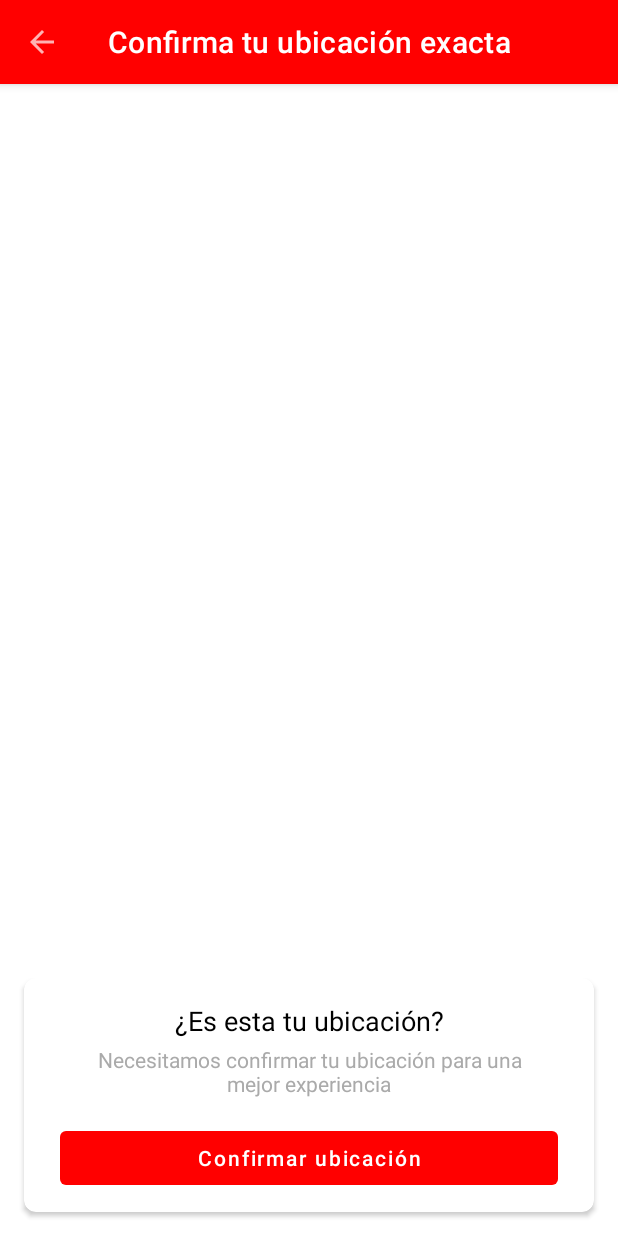
After one commit to nicolasbalparda/location-based-api-rest, an Android app: the MapsActivity screen opened directly, with no data from a screen before it, on a phone screen of 412 x 824 dp. The commit adds this screen. Run offline under Robolectric (Android 15) with nearby library versions, the phone set to English and light mode, and no system bars; 1 statement that could not run was skipped.

Commit message:
Change user location / show nearby restaurants

```diff
--- a/app/build.gradle
+++ b/app/build.gradle
@@ -33,6 +33,7 @@ dependencies {
     androidTestImplementation 'androidx.test.espresso:espresso-core:3.2.0'
 
     def location_version = '17.0.0'
+    def maps_version = '17.0.0'
     def lifecycle_version = '2.1.0'
     def retrofit_version = '2.6.1'
     def material_version = '1.1.0-alpha10'
@@ -54,4 +55,7 @@ dependencies {
     // Picasso
     implementation "com.squareup.picasso:picasso:$picasso_version"
 
+    // Maps
+    implementation "com.google.android.gms:play-services-maps:$maps_version"
+
 }
--- /dev/null
+++ b/app/src/debug/res/values/google_maps_api.xml
@@ -0,0 +1,3 @@
+<resources>
+    <string name="google_maps_key" templateMergeStrategy="preserve" translatable="false">AIzaSyAk_b3zMprHjic1j9pGHc3TNrtLKVseNO8</string>
+</resources>
--- /dev/null
+++ b/app/src/main/java/com/geermank/restaurants/ui/MapsActivity.kt
@@ -0,0 +1,191 @@
+package com.geermank.restaurants.ui
+
+import android.app.Activity
+import android.content.Intent
+import androidx.appcompat.app.AppCompatActivity
+import android.os.Bundle
+import android.view.MenuItem
+import android.view.View
+import android.widget.Toast
+import com.geermank.restaurants.R
+import com.geermank.restaurants.repository.models.Restaurant
+import com.geermank.restaurants.utils.Constants
+import com.geermank.restaurants.utils.MoshiUtils
+
+import com.google.android.gms.maps.CameraUpdateFactory
+import com.google.android.gms.maps.GoogleMap
+import com.google.android.gms.maps.OnMapReadyCallback
+import com.google.android.gms.maps.SupportMapFragment
+import com.google.android.gms.maps.model.BitmapDescriptorFactory
+import com.google.android.gms.maps.model.LatLng
+import com.google.android.gms.maps.model.Marker
+import com.google.android.gms.maps.model.MarkerOptions
+import kotlinx.android.synthetic.main.activity_maps.*
+
+class MapsActivity : AppCompatActivity(), OnMapReadyCallback {
+
+    private lateinit var mMap: GoogleMap
+    private var userMarker: Marker? = null
+
+    private lateinit var restaurants: List<Restaurant?>
+
+    private var userLatitude: Double = 0.0
+    private var userLongitude: Double = 0.0
+
+    private var allowUserToChangeLocation = false
+
+    override fun onCreate(savedInstanceState: Bundle?) {
+        super.onCreate(savedInstanceState)
+        setContentView(R.layout.activity_maps)
+
+        initRestaurants()
+        initUserLocation()
+
+        allowUserToChangeLocation = !::restaurants.isInitialized
+        showChangeLocationCard()
+
+        toolbarSetUp()
+
+        val mapFragment = supportFragmentManager
+            .findFragmentById(R.id.map) as SupportMapFragment
+        mapFragment.getMapAsync(this)
+
+        btn_confirm_location.setOnClickListener {
+           val resultIntent = Intent()
+            resultIntent.putExtra(Constants.EXTRA_USER_LATITUDE,userLatitude)
+            resultIntent.putExtra(Constants.EXTRA_USER_LONGITUDE,userLongitude)
+
+            setResult(Activity.RESULT_OK, resultIntent)
+            finish()
+        }
+
+    }
+
+    private fun toolbarSetUp(){
+        setSupportActionBar(toolbar)
+
+        val title = if (allowUserToChangeLocation) {
+            getString(R.string.maps_activity_title_confirm_exact_location)
+        } else {
+            getString(R.string.maps_activity_title_nearby_restaurants)
+        }
+        supportActionBar?.title = title
+        supportActionBar?.setDisplayHomeAsUpEnabled(true)
+
+    }
+
+    private fun initRestaurants(){
+        if (intent.extras!!.containsKey(Constants.EXTRA_RESTAURANTS)){
+            val serializedRestaurants = intent.getStringExtra(Constants.EXTRA_RESTAURANTS)
+            restaurants = deserializeRestaurants(serializedRestaurants)
+        }
+    }
+
+    private fun initUserLocation(){
+        userLatitude = intent.getDoubleExtra(Constants.EXTRA_USER_LATITUDE,0.0)
+        userLongitude = intent.getDoubleExtra(Constants.EXTRA_USER_LONGITUDE,0.0)
+    }
+
+    private fun deserializeRestaurants(restaurants: String): List<Restaurant?>{
+        val adapter = MoshiUtils.restaurantsAdapter()
+        return adapter.fromJson(restaurants)!!
+    }
+
+    private fun showChangeLocationCard(){
+        if (allowUserToChangeLocation){
+            card_confirm_location.visibility = View.VISIBLE
+        }else{
+            card_confirm_location.visibility = View.GONE
+        }
+    }
+
+    /**
+     * Manipulates the map once available.
+     * This callback is triggered when the map is ready to be used.
+
+     * If Google Play services is not installed on the device, the user will be prompted to install
+     * it inside the SupportMapFragment. This method will only be triggered once the user has
+     * installed Google Play services and returned to the app.
+     */
+    override fun onMapReady(googleMap: GoogleMap) {
+        mMap = googleMap
+
+        addRestaurantMarkers()
+        val userLocation = addUserPositionMarker()
+
+        val zoomValue = if (allowUserToChangeLocation){
+            18.0f
+        }else{
+            14.0f
+        }
+
+        mMap.animateCamera(CameraUpdateFactory.newLatLngZoom(userLocation,zoomValue))
+
+        setMapMoveListener()
+    }
+
+    private fun addRestaurantMarkers(){
+
+        if (!::restaurants.isInitialized){
+            return
+        }
+
+        restaurants.forEach{ restaurant ->
+
+            val coordinates = getCoordinates(restaurant!!.coordinates)
+            val point = LatLng(coordinates[0],coordinates[1])
+
+            mMap.addMarker(MarkerOptions().position(point).title(restaurant.name))
+        }
+
+    }
+
+    private fun addUserPositionMarker(): LatLng{
+
+        val userLocation = LatLng(userLatitude,userLongitude)
+
+        if (!allowUserToChangeLocation){
+            userMarker = mMap.addMarker(
+                MarkerOptions().position(userLocation)
+                    .title(getString(R.string.your_location))
+                    .icon(BitmapDescriptorFactory.defaultMarker(BitmapDescriptorFactory.HUE_BLUE))
+            )
+        }
+
+        return userLocation
+
+    }
+
+    private fun setMapMoveListener(){
+
+        if (!allowUserToChangeLocation) return
+
+        iv_selected_location.visibility = View.VISIBLE
+
+        mMap.setOnCameraMoveListener {
+            userMarker?.remove()
+        }
+
+        mMap.setOnCameraIdleListener {
+            userLatitude = mMap.cameraPosition.target.latitude
+            userLongitude = mMap.cameraPosition.target.longitude
+
+        }
+
+    }
+
+    private fun getCoordinates(coordinates: String): List<Double>{
+        val stringCoordinates = coordinates.split(",")
+        return listOf(stringCoordinates[0].toDouble(),stringCoordinates[1].toDouble())
+    }
+
+    override fun onOptionsItemSelected(item: MenuItem?): Boolean {
+
+        if (item?.itemId == android.R.id.home){
+            finish()
+        }
+
+        return super.onOptionsItemSelected(item)
+    }
+
+}
--- a/app/src/main/res/drawable/ic_place_dark_gray.xml
+++ b/app/src/main/res/drawable/ic_place_dark_red.xml
@@ -1,4 +1,4 @@
-<vector android:height="24dp" android:tint="#636363"
+<vector android:height="24dp" android:tint="@color/colorPrimary"
     android:viewportHeight="24.0" android:viewportWidth="24.0"
     android:width="24dp" xmlns:android="http://schemas.android.com/apk/res/android">
     <path android:fillColor="#FF000000" android:pathData="M12,2C8.13,2 5,5.13 5,9c0,5.25 7,13 7,13s7,-7.75 7,-13c0,-3.87 -3.13,-7 -7,-7zM12,11.5c-1.38,0 -2.5,-1.12 -2.5,-2.5s1.12,-2.5 2.5,-2.5 2.5,1.12 2.5,2.5 -1.12,2.5 -2.5,2.5z"/>
--- /dev/null
+++ b/app/src/main/res/layout/activity_maps.xml
@@ -0,0 +1,90 @@
+<?xml version="1.0" encoding="utf-8"?>
+<androidx.constraintlayout.widget.ConstraintLayout xmlns:android="http://schemas.android.com/apk/res/android"
+    xmlns:tools="http://schemas.android.com/tools"
+    android:layout_height="match_parent"
+    android:layout_width="match_parent"
+    xmlns:app="http://schemas.android.com/apk/res-auto">
+
+
+    <com.google.android.material.appbar.MaterialToolbar
+        android:id="@+id/toolbar"
+        android:layout_width="match_parent"
+        android:layout_height="wrap_content"
+        app:layout_constraintTop_toTopOf="parent"
+        style="@style/Toolbar"/>
+
+    <fragment
+        android:id="@+id/map"
+        android:name="com.google.android.gms.maps.SupportMapFragment"
+        android:layout_width="match_parent"
+        android:layout_height="match_parent"
+        app:layout_constraintTop_toBottomOf="@+id/toolbar"
+        tools:context=".ui.MapsActivity" />
+
+    <ImageView
+        android:id="@+id/iv_selected_location"
+        android:layout_width="wrap_content"
+        android:layout_height="wrap_content"
+        android:src="@drawable/ic_place_dark_red"
+        android:visibility="invisible"
+        app:layout_constraintTop_toTopOf="parent"
+        app:layout_constraintBottom_toBottomOf="parent"
+        app:layout_constraintStart_toStartOf="parent"
+        app:layout_constraintEnd_toEndOf="parent"/>
+
+    <androidx.cardview.widget.CardView
+        android:id="@+id/card_confirm_location"
+        android:layout_width="match_parent"
+        android:layout_height="wrap_content"
+        android:layout_margin="16dp"
+        app:cardCornerRadius="8dp"
+        app:layout_constraintBottom_toBottomOf="parent">
+
+        <androidx.constraintlayout.widget.ConstraintLayout
+            android:layout_width="match_parent"
+            android:layout_height="wrap_content">
+
+            <TextView
+                android:id="@+id/tv_confirm_location_title"
+                android:layout_width="match_parent"
+                android:layout_height="wrap_content"
+                android:textSize="18sp"
+                android:textAlignment="center"
+                android:textColor="@android:color/primary_text_light"
+                android:text="@string/maps_activity_tv_confirm_location_title"
+                android:paddingTop="16dp"
+                android:paddingEnd="16dp"
+                android:paddingStart="16dp"
+                android:paddingBottom="4dp"
+                app:layout_constraintTop_toTopOf="parent"/>
+
+            <TextView
+                android:id="@+id/tv_confirm_location_description"
+                android:layout_width="match_parent"
+                android:layout_height="wrap_content"
+                android:textColor="@android:color/darker_gray"
+                android:text="@string/maps_activity_tv_confirm_location_description"
+                android:textAlignment="center"
+                android:paddingEnd="32dp"
+                android:paddingStart="32dp"
+                android:paddingBottom="16sp"
+                app:layout_constraintTop_toBottomOf="@+id/tv_confirm_location_title"/>
+
+            <Button
+                style="@style/Widget.MaterialComponents.Button.UnelevatedButton"
+                android:id="@+id/btn_confirm_location"
+                android:layout_width="match_parent"
+                android:layout_height="wrap_content"
+                android:textAllCaps="false"
+                android:text="@string/maps_activity_btn_confirm_location"
+                android:layout_marginEnd="24dp"
+                android:layout_marginStart="24dp"
+                android:layout_marginBottom="12dp"
+                app:layout_constraintBottom_toBottomOf="parent"
+                app:layout_constraintTop_toBottomOf="@+id/tv_confirm_location_description"/>
+
+        </androidx.constraintlayout.widget.ConstraintLayout>
+
+    </androidx.cardview.widget.CardView>
+
+</androidx.constraintlayout.widget.ConstraintLayout>
--- a/app/src/main/res/values/strings.xml
+++ b/app/src/main/res/values/strings.xml
@@ -1,20 +1,32 @@
 <resources>
     <string name="app_name">Restaurants Finder</string>
 
+    <!-- General strings -->
+    <string name="delivery">Envío</string>
+    <string name="dot">"\u2022"</string>
+    <string name="minutes_short">min</string>
+    <string name="main_activity_see_results_map">Ver ubicación</string>
+    <string name="title_activity_maps">Maps</string>
+    <string name="your_location">Tu ubicación</string>
+
+    <!-- Requests result strings -->
     <string name="request_successful">Datos obtenidos con éxito</string>
     <string name="request_redirecting">Redireccionando…</string> <!-- NOT USED -->
     <string name="request_error_failed">¡Tuvimos un problema para obtener los datos! Por favor, comprueba tu conexión a internet</string>
     <string name="request_error_client_problem">¡Ops! Parece que hay algo mal con esta solicitud</string>
     <string name="request_error_server_problem">¡Ops! Parece que hay un error con el servicio. Por favor, intente nuevamente más tarde</string>
 
-    <!-- View strings -->
+    <!-- MainActivity strings -->
+    <string name="main_activity_title">Restaurantes cercanos</string>
     <string name="main_activity_fetch_token_error_title">Error</string>
     <string name="main_activity_fetch_token_error_retry">Reintentar</string>
 
-    <!-- General strings -->
-    <string name="delivery">Envío</string>
-    <string name="dot">"\u2022"</string>
-    <string name="minutes_short">min</string>
-    <string name="main_activity_see_results_map">Ver ubicación</string>
+    <!-- MapsActivity strings -->
+    <string name="maps_activity_title_confirm_exact_location">Confirma tu ubicación exacta</string>
+    <string name="maps_activity_title_nearby_restaurants">Restauntes cercanos</string>
+    <string name="maps_activity_tv_confirm_location_title">¿Es esta tu ubicación?</string>
+    <string name="maps_activity_tv_confirm_location_description">Necesitamos confirmar tu ubicación para una mejor experiencia</string>
+    <string name="maps_activity_btn_confirm_location">Confirmar ubicación</string>
+    <string name="change_location">Modificar mi ubicación</string>
 
 </resources>
--- a/app/src/main/res/values/styles.xml
+++ b/app/src/main/res/values/styles.xml
@@ -1,7 +1,7 @@
 <resources>
 
     <!-- Base application theme. -->
-    <style name="AppTheme" parent="Theme.MaterialComponents.Light.DarkActionBar">
+    <style name="AppTheme" parent="Theme.MaterialComponents.Light.NoActionBar">
         <!-- Customize your theme here. -->
         <item name="colorPrimary">@color/colorPrimary</item>
         <item name="colorPrimaryDark">@color/colorPrimaryDark</item>
@@ -13,5 +13,10 @@
         <item name="android:indeterminateTint">@color/colorPrimary</item>
     </style>
 
+    <style name="Toolbar" parent="Widget.MaterialComponents.Toolbar">
+        <item name="android:background">@color/colorPrimary</item>
+        <item name="android:theme">@style/ThemeOverlay.AppCompat.Dark</item>
+        <item name="android:elevation">4dp</item>
+    </style>
 
 </resources>
```
Also changed, not shown: app/src/main/AndroidManifest.xml (+12 -2 lines), app/src/main/java/com/geermank/restaurants/ui/MainActivity.kt (+62 -0 lines), app/src/main/java/com/geermank/restaurants/utils/Constants.kt (+8 -0 lines), app/src/main/java/com/geermank/restaurants/utils/MoshiUtils.kt (added, +18 -0 lines), app/src/main/java/com/geermank/restaurants/viewmodel/MainViewModel.kt (+27 -0 lines), app/src/main/res/drawable/backgroud_red_4dp_corner_radius.xml (added, +8 -0 lines), app/src/main/res/layout/activity_main.xml (+20 -3 lines), app/src/main/res/menu/menu_main_activity.xml (added, +7 -0 lines), 1 other file.
